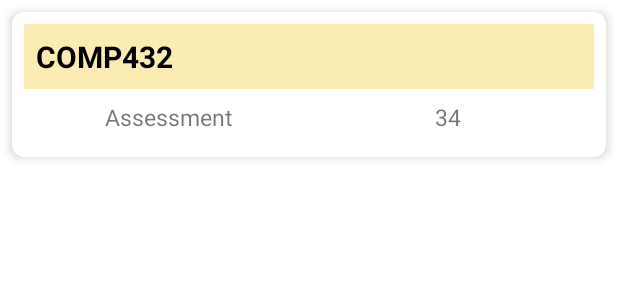
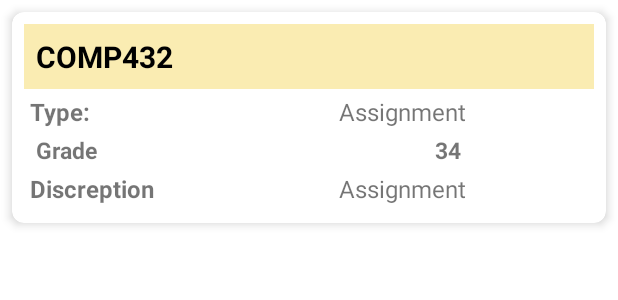
Before and after one commit to GhaidYahya/RitajX, an Android app: the layout grade_item.xml on its own in the app's theme, with its tools: preview values and no code run, on a phone screen of 412 x 824 dp. Shown: the top 300 px of the screen. Run offline under Robolectric (Android 15) with nearby library versions, the phone set to English and light mode, and no system bars; network calls fail.

Commit message:
version مليون+3

```diff
--- a/app/src/main/java/com/example/ritajx/TaskAdapter.java
+++ b/app/src/main/java/com/example/ritajx/TaskAdapter.java
@@ -31,7 +31,7 @@ public class TaskAdapter extends RecyclerView.Adapter<TaskAdapter.TaskViewHolder
     public void onBindViewHolder(@NonNull TaskViewHolder holder, int position) {
         Task task = tasks.get(position);
         holder.taskName.setText(task.getTaskname());
-        // Bind other data to the views
+        holder.tasktime.setText(task.getTime());
     }
 
     @Override
@@ -41,12 +41,14 @@ public class TaskAdapter extends RecyclerView.Adapter<TaskAdapter.TaskViewHolder
 
     static class TaskViewHolder extends RecyclerView.ViewHolder {
         TextView taskName;
+        TextView tasktime;
         ImageView taskIcon;
 
         TaskViewHolder(View itemView) {
             super(itemView);
             taskName = itemView.findViewById(R.id.task_name);
             taskIcon = itemView.findViewById(R.id.task_icon);
+            tasktime=itemView.findViewById(R.id.task_time);
         }
     }
 }
--- a/app/src/main/res/layout/activity_add_task.xml
+++ b/app/src/main/res/layout/activity_add_task.xml
@@ -64,7 +64,6 @@
             android:layout_width="match_parent"
             android:layout_height="wrap_content" />
 
-
     </LinearLayout>
 
     <Button
--- a/app/src/main/res/layout/activity_booking_gym.xml
+++ b/app/src/main/res/layout/activity_booking_gym.xml
@@ -95,7 +95,7 @@
                 android:layout_width="0dp"
                 android:layout_height="wrap_content"
                 android:layout_weight="1"
-                android:text="Cancel" />
+                android:text="Back" />
         </LinearLayout>
 
     </LinearLayout>
--- a/app/src/main/res/layout/activity_gymdashboard.xml
+++ b/app/src/main/res/layout/activity_gymdashboard.xml
@@ -126,8 +126,6 @@
                 android:src="@drawable/img" />
 
         </RelativeLayout>
-
-        <!-- "Return Back" Button -->
         <Button
             android:id="@+id/btnReturnBack"
             style="@style/btnStyle"
--- a/app/src/main/res/layout/activity_my_schedule.xml
+++ b/app/src/main/res/layout/activity_my_schedule.xml
@@ -48,7 +48,7 @@
                 android:layout_width="wrap_content"
                 android:layout_height="wrap_content"
                 android:padding="10dp"
-                android:layout_marginLeft="8dp"
+                android:layout_marginLeft="4dp"
                 android:text="Days"
                 android:fontFamily="@font/timesnewroman"
                 android:textAlignment="center"
@@ -74,7 +74,7 @@
                 android:layout_width="wrap_content"
                 android:layout_height="wrap_content"
                 android:padding="12dp"
-                android:layout_marginLeft="10dp"
+                android:layout_marginLeft="0dp"
                 android:text="Room Numbers"
                 android:textAlignment="center"
                 android:textColor="@color/Gr"
--- a/app/src/main/res/layout/grade_item.xml
+++ b/app/src/main/res/layout/grade_item.xml
@@ -34,15 +34,35 @@
             android:stretchColumns="*">
 
             <TableRow>
+                <TextView
+                    android:layout_width="0dp"
+                    android:layout_height="wrap_content"
+                    android:layout_weight="1"
+                    android:text="Type:"
+                    android:gravity="left"
+                    android:textStyle="bold"
+                    android:textSize="16sp" />
+
+                <TextView
+                    android:id="@+id/textViewGradeType"
+                    android:layout_width="0dp"
+                    android:layout_height="wrap_content"
+                    android:layout_weight="2"
+                    android:gravity="center"
+                    android:text="Assignment"
+                    android:textSize="16sp" />
+            </TableRow>
+            <TableRow>
 
                 <TextView
                     android:id="@+id/Label"
                     android:layout_width="0dp"
                     android:layout_height="wrap_content"
                     android:layout_weight="1"
-                    android:gravity="center"
+                    android:gravity="left"
                     android:padding="4dp"
-                    android:text="Assessment"
+                    android:text="Grade"
+                    android:textStyle="bold"
                     android:textSize="15sp" />
 
                 <TextView
@@ -53,7 +73,30 @@
                     android:gravity="center"
                     android:padding="4dp"
                     android:text="34"
+                    android:textStyle="bold"
                     android:textSize="15sp" />
+            </TableRow>
+
+
+            <TableRow>
+
+                <TextView
+                    android:layout_width="0dp"
+                    android:layout_height="wrap_content"
+                    android:layout_weight="1"
+                    android:gravity="left"
+                    android:text="Discreption"
+                    android:textSize="16sp"
+                    android:textStyle="bold" />
+
+                <TextView
+                    android:id="@+id/gradeDiscreption"
+                    android:layout_width="0dp"
+                    android:layout_height="wrap_content"
+                    android:layout_weight="2"
+                    android:gravity="center"
+                    android:text="Assignment"
+                    android:textSize="16sp" />
             </TableRow>
 
 
--- a/app/src/main/res/layout/task_item.xml
+++ b/app/src/main/res/layout/task_item.xml
@@ -25,7 +25,7 @@
                 android:layout_width="match_parent"
                 android:layout_height="wrap_content"
                 android:text="Task Name"
-                android:textSize="18sp" />
+                android:textSize="20sp" />
 
             <TextView
                 android:id="@+id/task_time"
@@ -40,7 +40,7 @@
             android:id="@+id/task_icon"
             android:layout_width="48dp"
             android:layout_height="48dp"
-            android:src="@drawable/ringer" />
+            android:src="@drawable/leftarrow" />
 
     </LinearLayout>
 </androidx.cardview.widget.CardView>
```
Also changed, not shown: app/src/main/java/com/example/ritajx/AdapterGrade.java (+25 -20 lines), app/src/main/java/com/example/ritajx/Booking_Gym.java (+8 -2 lines), app/src/main/java/com/example/ritajx/Grade.java (+57 -10 lines), app/src/main/java/com/example/ritajx/GradeObject.java (added, +47 -0 lines), app/src/main/java/com/example/ritajx/Gymdashboard.java (+6 -1 lines), app/src/main/java/com/example/ritajx/Task.java (+17 -0 lines), app/src/main/java/com/example/ritajx/home.java (+151 -20 lines), app/src/main/java/com/example/ritajx/my_schedule.java (+5 -8 lines), app/src/main/java/com/example/ritajx/todoM.java (+0 -7 lines), app/src/main/res/layout/todo.xml (+25 -29 lines), app/src/main/java/com/example/ritajx/taskData.java (line endings or trailing spaces), app/src/main/res/drawable/leftarrow.png (added).
